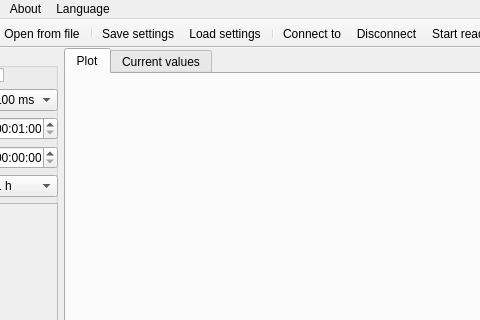
chempik1234/PyRtuTrends, file ui/main_widget.ui: the form before one commit; both pictures show x 92 to 572 and y 0 to 320 of the 1000 by 700 pixel window.
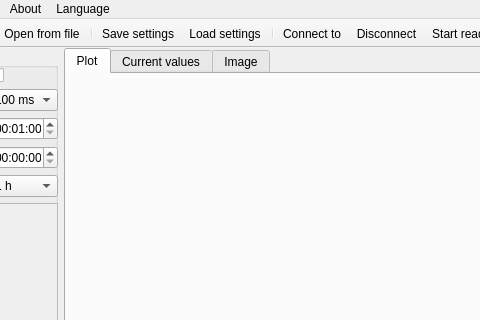
The form after the commit. The open tabs and pages were chosen to show the change. Icons and pictures are not drawn.

What changed in the file:
```diff
--- a/ui/main_widget.ui
+++ b/ui/main_widget.ui
@@ -311,6 +311,9 @@
        </item>
        <item>
         <widget class="QTabWidget" name="tabWidget">
+         <property name="tabPosition">
+          <enum>QTabWidget::North</enum>
+         </property>
          <property name="currentIndex">
           <number>0</number>
          </property>
@@ -370,6 +373,11 @@
            </layout>
           </widget>
          </widget>
+         <widget class="QWidget" name="tab_image">
+          <attribute name="title">
+           <string>Image</string>
+          </attribute>
+         </widget>
         </widget>
        </item>
       </layout>
```
Left out of the diff: 2 changed lines with no effect on the pictures.
